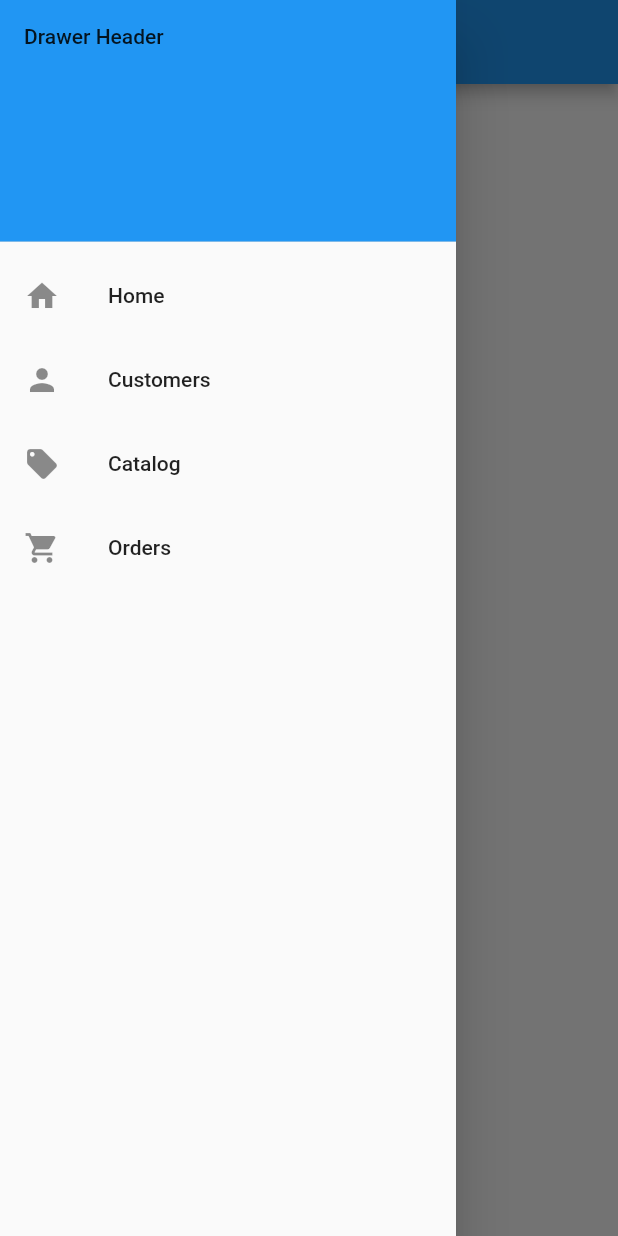
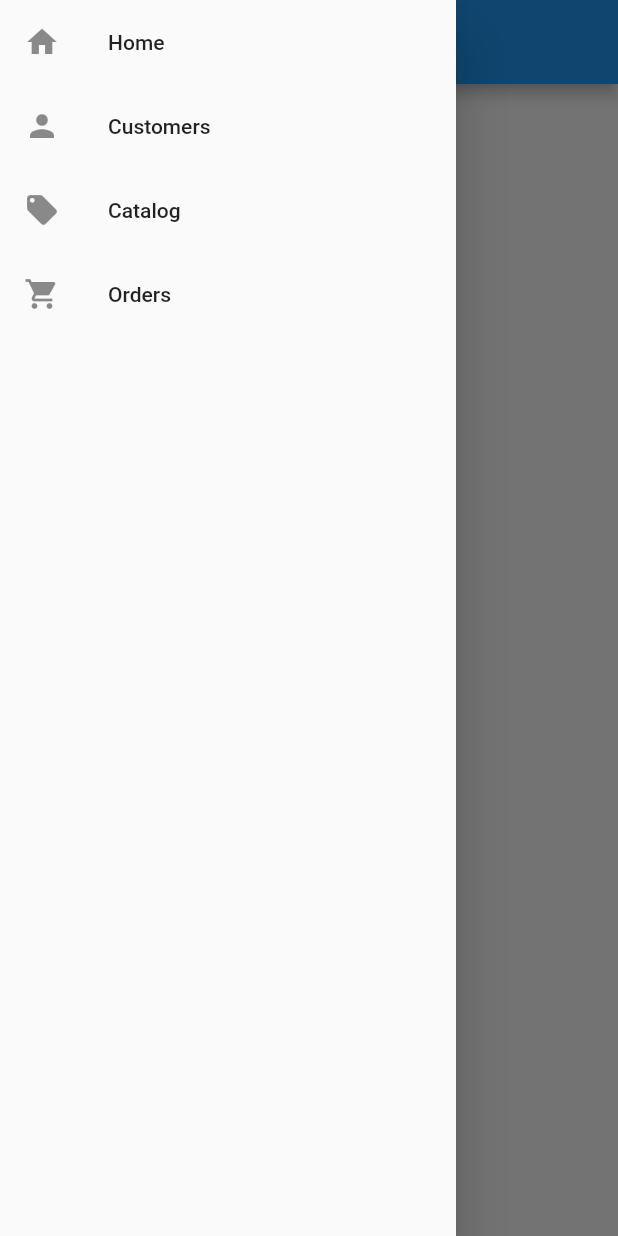
Before and after one commit to regmoraes/caderninho, a Flutter app: the screen it shows after launch, with the side drawer open, on a phone screen of 412 x 824 dp. Run offline on Flutter 3.47's test engine with Material 2 defaults, Android fonts, the phone set to English and light mode, and no system bars; our stand-ins replace equatable; accounts and stored records are empty.

Commit message:
Remove Drawer header
Signed-off-by: Rômulo Eduardo G. Moraes <romuloeduardo.moraes@gmail.com>

```diff
--- a/lib/presentation/widgets/navigation_drawer.dart
+++ b/lib/presentation/widgets/navigation_drawer.dart
@@ -11,14 +11,7 @@ class NavigationDrawer extends StatelessWidget {
   Widget build(BuildContext context) {
     return Drawer(
       child: ListView(
-        padding: EdgeInsets.zero,
         children: <Widget>[
-          DrawerHeader(
-            child: Text('Drawer Header'),
-            decoration: BoxDecoration(
-              color: Colors.blue,
-            ),
-          ),
           ListTile(
               leading: Icon(Icons.home),
               title: Text('Home'),
```
